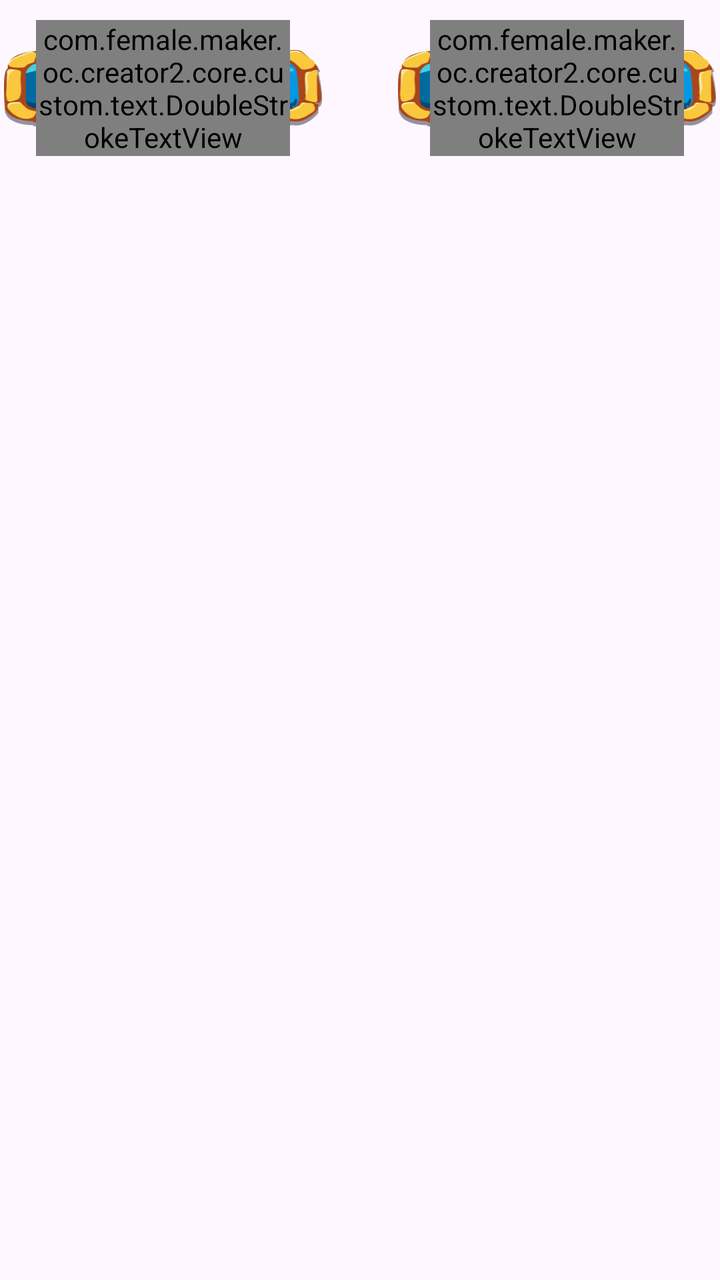
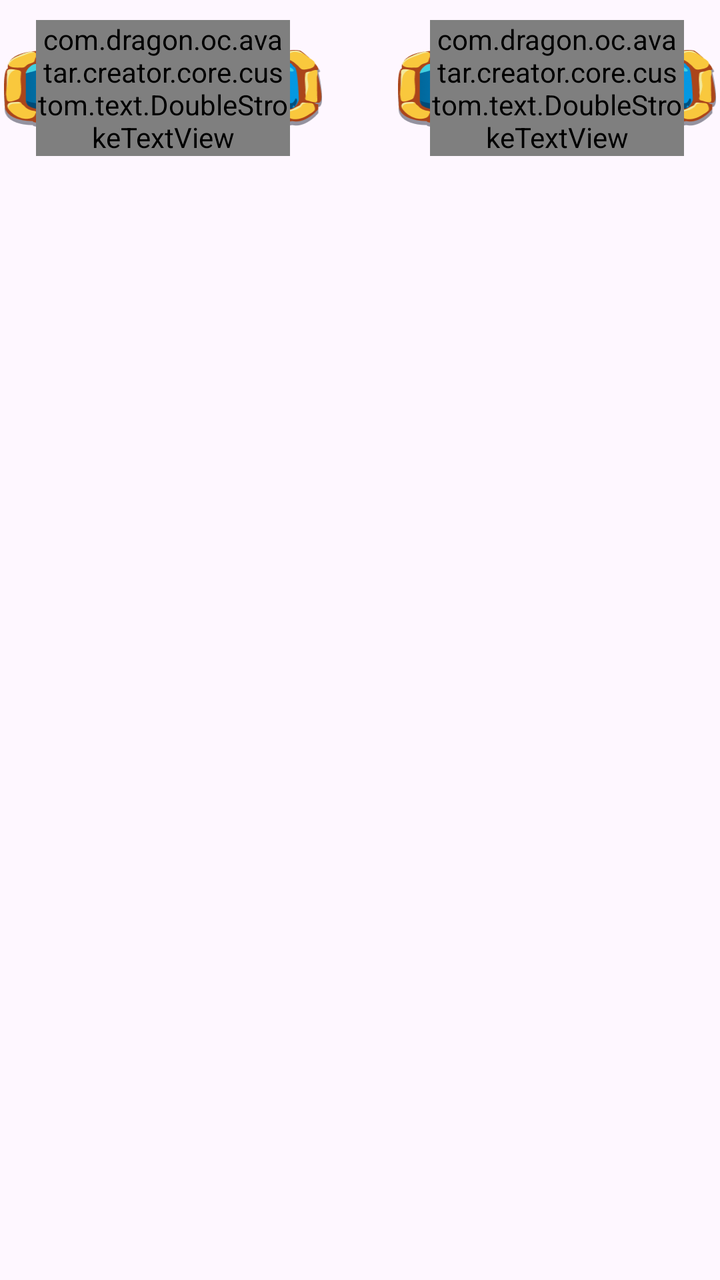

The first picture is an Android layout as it rendered before a commit; the second is the same layout after the commit. The layout source and the unified diff follow.
<!-- AndroidManifest.xml: application theme Theme.BaseProject -->
<!-- res/layout/layout_bottom_ss.xml -->
<?xml version="1.0" encoding="utf-8"?>
<androidx.constraintlayout.widget.ConstraintLayout xmlns:android="http://schemas.android.com/apk/res/android"
    xmlns:app="http://schemas.android.com/apk/res-auto"
    android:layout_width="match_parent"
    android:layout_height="wrap_content"
    android:paddingBottom="22dp"
    android:orientation="vertical">

    <androidx.appcompat.widget.LinearLayoutCompat
        android:id="@+id/lnlShareButtons"
        android:layout_width="match_parent"
        android:layout_height="wrap_content"
        android:orientation="horizontal"
        app:layout_constraintTop_toTopOf="parent"
        app:layout_constraintStart_toStartOf="parent"
        app:layout_constraintEnd_toEndOf="parent">

        
        <androidx.constraintlayout.widget.ConstraintLayout
            android:id="@+id/btnWhatsapp"
            android:layout_width="match_parent"
            android:layout_height="wrap_content"
            android:layout_marginEnd="17dp"
            android:layout_weight="1"
            android:padding="2dp">

            <com.google.android.material.card.MaterialCardView
                android:layout_width="0dp"
                android:layout_height="40dp"
                android:scaleType="fitXY"
                app:cardCornerRadius="0dp"
                app:cardElevation="0dp"
                app:cardBackgroundColor="@color/transparent"
                app:strokeColor="@color/transparent"
                app:layout_constraintBottom_toBottomOf="@+id/lnlInLeft"
                app:layout_constraintEnd_toEndOf="@+id/lnlInLeft"
                app:layout_constraintStart_toStartOf="@+id/lnlInLeft"
                app:layout_constraintTop_toTopOf="@+id/lnlInLeft">

                <ImageView
                    android:layout_width="match_parent"
                    android:layout_height="match_parent"
                    android:scaleType="fitXY"
                    android:src="@drawable/frame_item" />
            </com.google.android.material.card.MaterialCardView>

            
            <androidx.appcompat.widget.LinearLayoutCompat
                android:id="@+id/lnlInLeft"
                android:layout_width="match_parent"
                android:layout_height="wrap_content"
                android:gravity="center"
                android:orientation="horizontal"
                android:paddingHorizontal="10dp"
                android:paddingVertical="8dp"
                app:layout_constraintBottom_toBottomOf="parent"
                app:layout_constraintTop_toTopOf="parent">


                
                <com.female.maker.oc.creator2.core.custom.text.DoubleStrokeTextView
                    android:id="@+id/tvMyWork"
                    style="@style/single_marquee"
                    android:layout_width="wrap_content"
                    android:layout_height="wrap_content"
                    android:layout_marginHorizontal="6dp"
                    android:fontFamily="@font/copperplategothic_bold"
                    app:outerStrokeColor="@color/app1"
                    app:outerStrokeWidth="2dp"
                    android:text="@string/my_creation"
                    android:textColor="@color/app"
                    android:textSize="16sp" />

            </androidx.appcompat.widget.LinearLayoutCompat>
        </androidx.constraintlayout.widget.ConstraintLayout>

        
        <androidx.constraintlayout.widget.ConstraintLayout
            android:id="@+id/btnTelegram"
            android:layout_width="match_parent"
            android:layout_height="wrap_content"
            android:layout_weight="1"
            android:layout_marginStart="17dp"
            android:padding="2dp">

            <com.google.android.material.card.MaterialCardView
                android:layout_width="0dp"
                android:layout_height="40dp"
                android:scaleType="fitXY"
                app:cardCornerRadius="0dp"
                app:cardElevation="0dp"
                app:cardBackgroundColor="@color/transparent"
                app:strokeColor="@color/transparent"
                app:layout_constraintBottom_toBottomOf="@+id/lnlInRight"
                app:layout_constraintEnd_toEndOf="@+id/lnlInRight"
                app:layout_constraintStart_toStartOf="@+id/lnlInRight"
                app:layout_constraintTop_toTopOf="@+id/lnlInRight">

                <ImageView
                    android:layout_width="match_parent"
                    android:layout_height="match_parent"
                    android:scaleType="fitXY"
                    android:src="@drawable/frame_item" />
            </com.google.android.material.card.MaterialCardView>

            
            <androidx.appcompat.widget.LinearLayoutCompat
                android:id="@+id/lnlInRight"
                android:layout_width="match_parent"
                android:layout_height="wrap_content"
                android:gravity="center"
                android:orientation="horizontal"
                android:paddingHorizontal="10dp"
                android:paddingVertical="8dp"
                app:layout_constraintBottom_toBottomOf="parent"
                app:layout_constraintTop_toTopOf="parent">


                
                <com.female.maker.oc.creator2.core.custom.text.DoubleStrokeTextView
                    android:id="@+id/tvDownload"
                    style="@style/single_marquee"
                    android:layout_width="wrap_content"
                    android:layout_height="wrap_content"
                    android:layout_marginHorizontal="6dp"
                    android:fontFamily="@font/copperplategothic_bold"
                    android:text="@string/download"
                    app:outerStrokeWidth="2dp"
                    app:outerStrokeColor="@color/app1"
                    android:textColor="@color/app"
                    android:textSize="16sp" />

            </androidx.appcompat.widget.LinearLayoutCompat>

        </androidx.constraintlayout.widget.ConstraintLayout>

    </androidx.appcompat.widget.LinearLayoutCompat>



</androidx.constraintlayout.widget.ConstraintLayout>
<!-- resources referenced by this layout -->
<resources>
  <color name="app">#FFD700</color>
  <color name="app1">#2B1A00</color>
  <color name="transparent">#00FFFFFF</color>
  <!-- drawable frame_item: png bitmap (drawable, 32495 bytes) -->
  <string name="download">Download</string>
  <string name="my_creation">My Creation</string>
  <style name="single_marquee">
          <item name="android:singleLine">true</item>
          <item name="android:ellipsize">marquee</item>
          <item name="android:marqueeRepeatLimit">marquee_forever</item>
      </style>
  <style name="Theme.BaseProject" parent="Base.Theme.BaseProject" />
  <style name="Base.Theme.BaseProject" parent="Theme.Material3.DayNight.NoActionBar">
          <item name="android:windowTranslucentStatus">false</item>
          <item name="android:statusBarColor">@android:color/transparent</item>
          <item name="android:windowSoftInputMode">adjustResize</item>
      </style>
</resources>

<!-- the commit's change to res/layout/layout_bottom_ss.xml (unified diff, before → after) -->
@@ -58,7 +58,7 @@
 
 
                 
-                <com.female.maker.oc.creator2.core.custom.text.DoubleStrokeTextView
+                <com.dragon.oc.avatar.creator.core.custom.text.DoubleStrokeTextView
                     android:id="@+id/tvMyWork"
                     style="@style/single_marquee"
                     android:layout_width="wrap_content"
@@ -117,7 +117,7 @@
 
 
                 
-                <com.female.maker.oc.creator2.core.custom.text.DoubleStrokeTextView
+                <com.dragon.oc.avatar.creator.core.custom.text.DoubleStrokeTextView
                     android:id="@+id/tvDownload"
                     style="@style/single_marquee"
                     android:layout_width="wrap_content"
